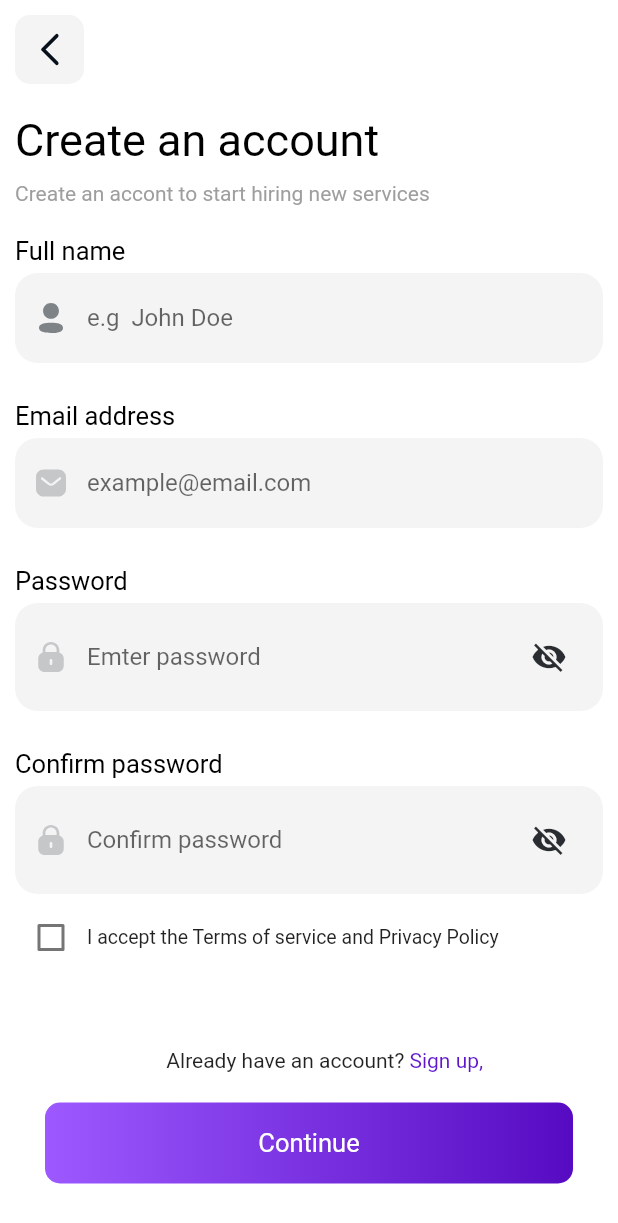
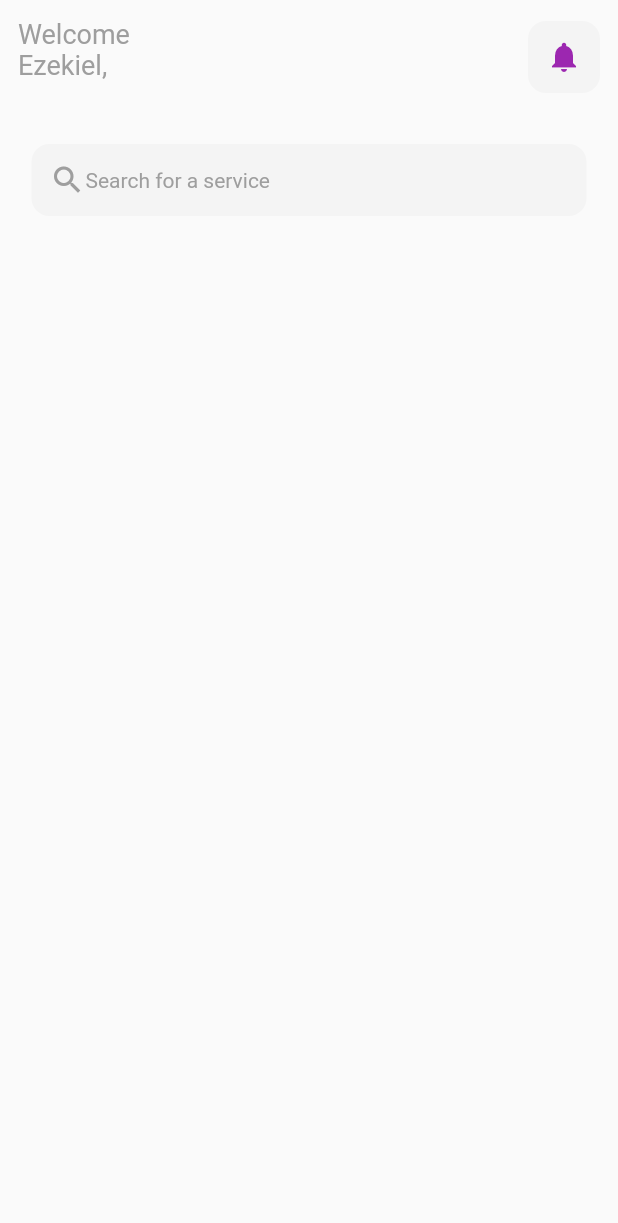
Before and after one commit to iyamujoshua/new_ondemand, a Flutter app: the signup screen opened by its route, after a tap on "Continue", on a phone screen of 412 x 824 dp. Shown: the top 1223 px of the screen. Run offline on Flutter 3.47's test engine with Material 2 defaults, Android fonts, the light colour scheme and no system bars; our stand-ins replace flutter_svg, font_awesome_flutter, intl_phone_field, smooth_page_indicator; missing offline and left inert: custom_signin_buttons; Roboto replaces fonts that are missing (Poppins).

Commit message:
made the homescreen

```diff
--- a/lib/screens/auth/login.dart
+++ b/lib/screens/auth/login.dart
@@ -60,6 +60,7 @@ class _LoginState extends State<Login> {
                 style: TextStyle(
                   fontFamily: 'Poppins',
                   fontSize: 30,
+                  fontWeight: FontWeight.bold,
                   color: Colors.black,
                 ),
               ),
@@ -182,7 +183,8 @@ class _LoginState extends State<Login> {
                       )),
                 ],
               ),
-              Padding(
+              SingleChildScrollView(
+                child: Padding(
                   padding: const EdgeInsets.symmetric(vertical: 10),
                   child: CustomeRaisedButton(
                       size: 17,
@@ -191,6 +193,7 @@ class _LoginState extends State<Login> {
                         // Navigator.pushNamed(context, '/DashBoard');
                       }),
                 ),
+              ),
             ],
           ),
         ),
--- a/lib/screens/auth/signup.dart
+++ b/lib/screens/auth/signup.dart
@@ -4,6 +4,7 @@ import 'package:ondemand/splashscreen.dart';
 import '../../utilities/Customebutton.dart';
 import '../../utilities/Textformfield.dart';
 import 'get_started.dart';
+import 'package:ondemand/screens/homescreen.dart';
 
 class signup extends StatefulWidget {
   const signup({Key? key}) : super(key: key);
@@ -62,6 +63,7 @@ class _signupState extends State<signup> {
                 style: TextStyle(
                   fontFamily: 'Poppins',
                   fontSize: 30,
+                  fontWeight: FontWeight.bold,
                   color: Colors.black,
                 ),
               ),
@@ -229,7 +231,10 @@ class _signupState extends State<signup> {
                   size: 17,
                   title: 'Continue',
                   onPress: () {
-                    // Navigator.pushNamed(context, '/DashBoard');
+                    // Navigator.pushNamed(context, '/Homescreen');
+                    Navigator.push(context, MaterialPageRoute(builder: (BuildContext context) {
+        return homescreen();
+       },),);
                   }),
             ],
           ),
--- /dev/null
+++ b/lib/screens/homescreen.dart
@@ -0,0 +1,89 @@
+import 'package:flutter/material.dart';
+import 'package:ondemand/screens/auth/signup.dart';
+class homescreen extends StatefulWidget {
+  const homescreen({Key? key}) : super(key: key);
+
+  @override
+  State<homescreen> createState() => _homescreenState();
+}
+
+class _homescreenState extends State<homescreen> {
+  @override
+  Widget build(BuildContext context) {
+    return Scaffold(
+      body: SafeArea(
+        child: Column(
+          children: [
+            Padding(
+              padding: const EdgeInsets.all(12),
+              child: Row(
+                mainAxisAlignment: MainAxisAlignment.spaceBetween,
+                children: [
+                  Column(
+                    crossAxisAlignment: CrossAxisAlignment.start,
+                    children: [
+                      Text(
+                        "Welcome\nEzekiel,",
+                        style: TextStyle(
+                            color: Colors.grey,
+                            fontSize: 18,
+                            ),
+                      ),
+                      SizedBox(
+                        height: 10,
+                      ),
+                      // Text(
+                      //   "Good evening",
+                      //   style:
+                      //       TextStyle(color: Color.fromARGB(255, 238, 157, 6)),
+                      // )
+                    ],
+                  ),
+                  Container(
+                    decoration: BoxDecoration(
+                        color: Color(0xffF4F4F4),
+                        borderRadius: BorderRadius.circular(12)),
+                    child: Padding(
+                      padding: const EdgeInsets.all(12),
+                      child: Icon(
+                        Icons.notifications,
+                        color: Colors.purple,
+                      ),
+                    ),
+                  ),
+                ],
+              ),
+            ),
+            SizedBox(
+              height: 20,
+            ),
+            Container(
+              width: 370,
+              decoration: BoxDecoration(
+                  color: Color(0xffF4F4F4),
+                  borderRadius: BorderRadius.circular(12)),
+              padding: EdgeInsets.all(12),
+              child: Row(
+                children: [
+                  Icon(
+                    Icons.search,
+                    color: Colors.grey,
+                  ),
+                  Text(
+                    "Search for a service",
+                    style: TextStyle(color: Colors.grey),
+                  )
+                ],
+              ),
+            ),
+            SizedBox(
+              height: 20,
+            ),
+
+
+          ],
+        ),
+      ),
+    );
+  }
+}
--- a/lib/screens/onboarding/slide.dart
+++ b/lib/screens/onboarding/slide.dart
@@ -66,7 +66,7 @@ class _OnbordingState extends State<Onbording> {
                         contents[i].image,
                         height: 400,
                       ),
-                      SizedBox(height: 25),
+                      SizedBox(height: 20),
                       Text(
                         contents[i].title,
                         style: TextStyle(
@@ -104,7 +104,7 @@ class _OnbordingState extends State<Onbording> {
             ),
           ),
           SizedBox(
-            height: 70,
+            height: 20,
           ),
           InkWell(
             onTap: () {
```
Lines whose indentation alone changed are shown as unchanged.
